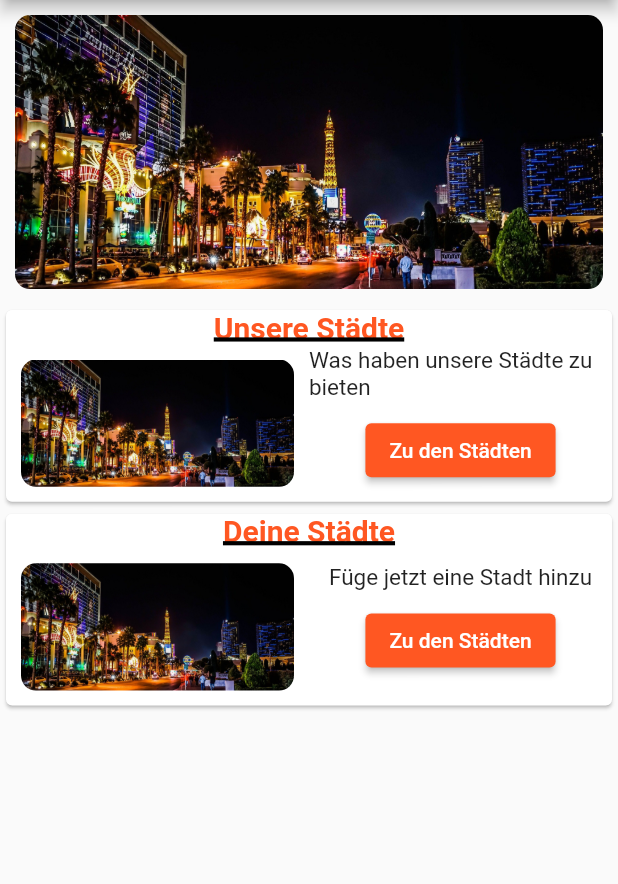
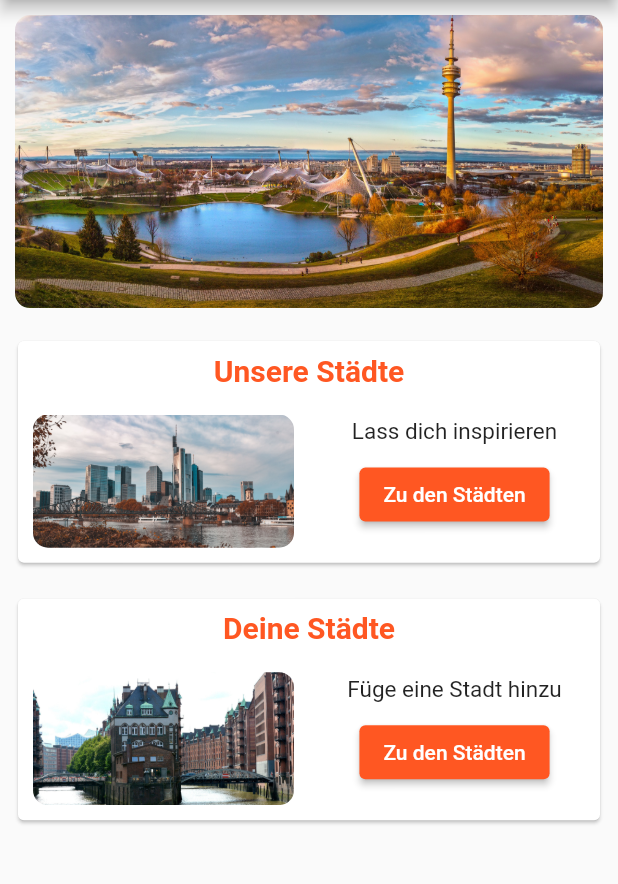
Before and after one commit to domenicYR/was_hat_deine_stadt_app, a Flutter app: the screen it shows after launch, on a phone screen of 412 x 824 dp, the part 84-968 px from its top. Run offline on Flutter 3.47's test engine with Material 2 defaults, Android fonts, the phone set to English and light mode, and no system bars.

Commit message:
design bearbeitet

```diff
--- a/lib/main.dart
+++ b/lib/main.dart
@@ -19,7 +19,7 @@ class MyApp extends StatelessWidget {
       theme: ThemeData(
         primarySwatch: Colors.blue,
       ),
-      home: IndexScreen (),
+      home: IndexScreen(),
     );
   }
 }
--- a/lib/screens/index_screen.dart
+++ b/lib/screens/index_screen.dart
@@ -21,24 +21,27 @@ class IndexScreen extends StatelessWidget {
                     child: ClipRRect(
                       borderRadius: BorderRadius.circular(10.0),
                       child: Image.asset(
-                        "assets/images/las_vegas.jpg",
+                        "assets/images/munich.jpg",
                       ),
                     ),
                   ),
                 ],
               ),
-              Card(
+
+              Padding(
+                padding: const EdgeInsets.all(8.0),
+                child: Card(
                   child: Column(
                     children: <Widget>[
-                    Text(
+                      Padding(
+                        padding: const EdgeInsets.symmetric(vertical: 8.0),
+                        child: Text(
                           'Unsere Städte',
                           style: TextStyle(
-                          decoration: TextDecoration.underline,
-                          decorationThickness: 2.85,
-                          decorationColor: Colors.black,
                               fontWeight: FontWeight.bold,
                               fontSize: 20,
                             color: Colors.deepOrange,
+                          ),
                         ),
                       ),
                       Row(
@@ -50,7 +53,7 @@ class IndexScreen extends StatelessWidget {
                               child: ClipRRect(
                                 borderRadius: BorderRadius.circular(10.0),
                                 child: Image.asset(
-                                'assets/images/las_vegas.jpg',
+                                  'assets/images/frankfurt.png',
                                 ),
                               ),
                             ),
@@ -58,7 +61,7 @@ class IndexScreen extends StatelessWidget {
                           Expanded(
                             child: Column(
                               children: [
-                              Text('Was haben unsere Städte zu bieten',
+                                Text('Lass dich inspirieren',
                                     style: TextStyle(fontSize: 15)),
                                 Padding(
                                   padding: const EdgeInsets.all(9.0),
@@ -81,15 +84,83 @@ class IndexScreen extends StatelessWidget {
                     ],
                   ),
                 ),
+              ),
+
+              Padding(
+                padding: const EdgeInsets.all(8.0),
+                child: Card(
+                  child: Column(
+                    children: <Widget>[
+                      Padding(
+                        padding: const EdgeInsets.symmetric(vertical: 8.0),
+                        child: Text(
+                          'Deine Städte',
+                          style: TextStyle(
+                            fontWeight: FontWeight.bold,
+                            fontSize: 20,
+                            color: Colors.deepOrange,
+                          ),
+                        ),
+                      ),
+                      Row(
+                        mainAxisAlignment: MainAxisAlignment.spaceBetween,
+                        children: [
+                          Expanded(
+                            child: Padding(
+                              padding: EdgeInsets.all(10),
+                              child: ClipRRect(
+                                borderRadius: BorderRadius.circular(10.0),
+                                child: Image.asset(
+                                  'assets/images/hamburg.png',
+                                ),
+                              ),
+                            ),
+                          ),
+                          Expanded(
+                            child: Column(
+                              children: [
+                                Text('Füge eine Stadt hinzu',
+                                    style: TextStyle(fontSize: 15)),
+                                Padding(
+                                  padding: const EdgeInsets.all(9.0),
+                                  child: Align(
+                                    alignment: Alignment.center,
+                                    child: ElevatedButton(
+                                      onPressed: () {
+                                        Navigator.push(
+                                          context,
+                                          MaterialPageRoute(builder: (context) => AddCityScreen()),
+                                        );
+                                      },
+                                      style: ButtonStyle(
+                                        backgroundColor: MaterialStateProperty.all<Color>(Colors.deepOrange),
+                                      ),
+                                      child: Text('Zu den Städten'),
+                                    ),
+                                  ),
+                                ),
+                              ],
+                            ),
+                          ),
+                        ],
+                      ),
+                    ],
+                  ),
+                ),
+              ),
+
+
+
+
+
+
+              /*
               Card(
                 child: Column(
                   children: <Widget>[
                     Text(
                       'Deine Städte',
                       style: TextStyle(
-                          decoration: TextDecoration.underline,
-                          decorationThickness: 2.85,
-                          decorationColor: Colors.black,
                           fontWeight: FontWeight.bold,
                           fontSize: 20,
                         color: Colors.deepOrange,
@@ -104,7 +175,7 @@ class IndexScreen extends StatelessWidget {
                             child: ClipRRect(
                               borderRadius: BorderRadius.circular(10.0),
                               child: Image.asset(
-                                'assets/images/las_vegas.jpg',
+                                'assets/images/hamburg.png',
                               ),
                             ),
                           ),
@@ -140,6 +211,7 @@ class IndexScreen extends StatelessWidget {
                   ],
                 ),
               ),
+              */
             ]),
           )),
     );
```
Also changed, not shown: assets/images/frankfurt.jpg (deleted), assets/images/frankfurt.png (added), assets/images/hamburg.jpg (deleted), assets/images/hamburg.png (added), assets/images/las_vegas.jpg (deleted), assets/images/munich.jpg (added). Lines whose indentation alone changed are shown as unchanged.
